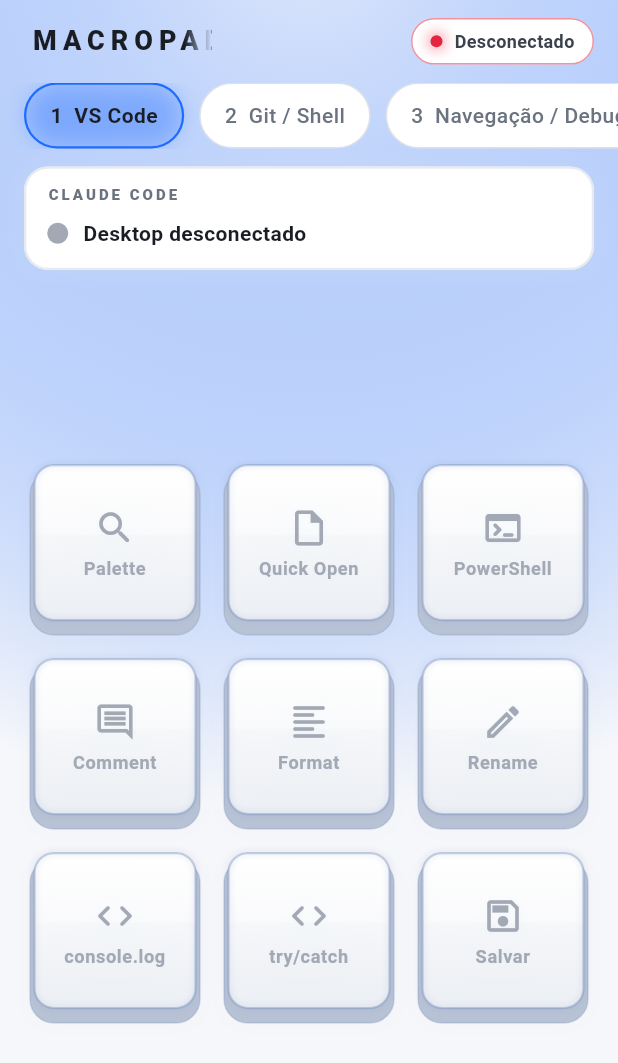
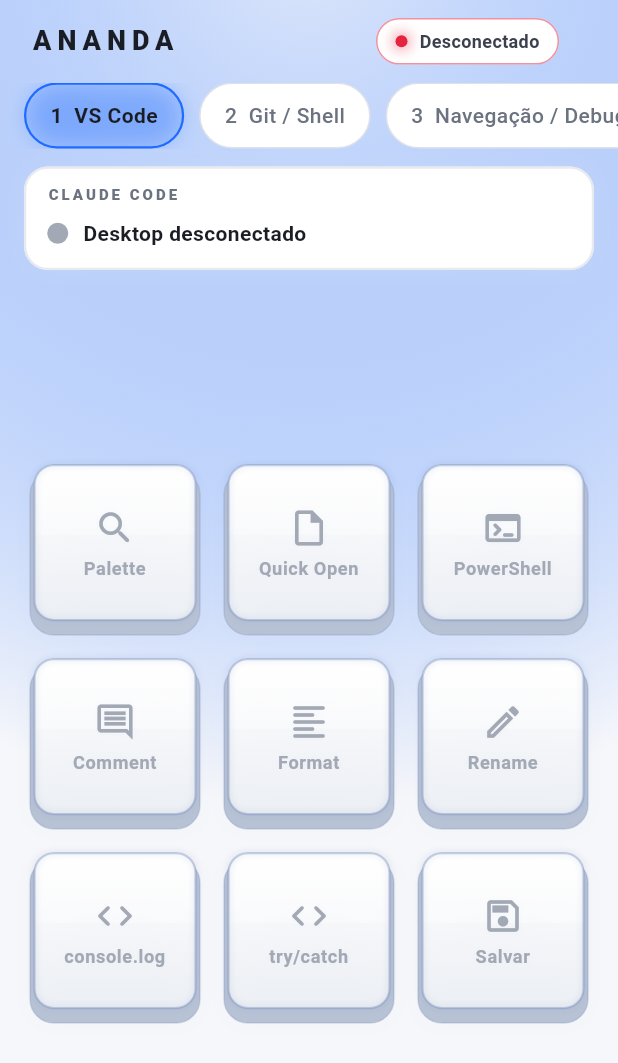
Before and after one commit to vicopessoa-boop/macropad-usb, a Flutter app: the screen it shows after launch, on a phone screen of 412 x 824 dp. Shown: the top 1063 px of the screen. Run offline on Flutter 3.47's test engine with Material 3 defaults, Android fonts, the phone set to English and light mode, and no system bars; our stand-ins replace shared_preferences; network calls fail.

Commit message:
App renomeado para Ananda (0.5.0)
Co-Authored-By: Claude Opus 5.5 <noreply@anthropic.com>
Claude-Session: https://claude.ai/code/session_01RhDzDA97ZJxzTotsHEiydM

```diff
--- a/mobile-client/lib/main.dart
+++ b/mobile-client/lib/main.dart
@@ -23,7 +23,7 @@ class MacropadApp extends StatelessWidget {
   @override
   Widget build(BuildContext context) {
     return MaterialApp(
-      title: 'Macropad USB',
+      title: 'Ananda',
       debugShowCheckedModeBanner: false,
       theme: ThemeData(
         brightness: Brightness.light,
--- a/mobile-client/lib/ui/macropad_screen.dart
+++ b/mobile-client/lib/ui/macropad_screen.dart
@@ -111,7 +111,7 @@ class _MacropadScreenState extends State<MacropadScreen> with SingleTickerProvid
                   children: [
                     const Flexible(
                       child: Text(
-                        'MACROPAD',
+                        'ANANDA',
                         maxLines: 1,
                         softWrap: false,
                         overflow: TextOverflow.fade,
--- a/mobile-client/pubspec.yaml
+++ b/mobile-client/pubspec.yaml
@@ -1,7 +1,7 @@
 name: macropad_usb
 description: Macropad mecânico virtual com iluminação RGB que controla o desktop via cabo USB.
 publish_to: "none"
-version: 0.4.0+4
+version: 0.5.0+5
 
 environment:
   sdk: ">=3.6.0 <4.0.0"
```
Also changed, not shown: 3 other files.
